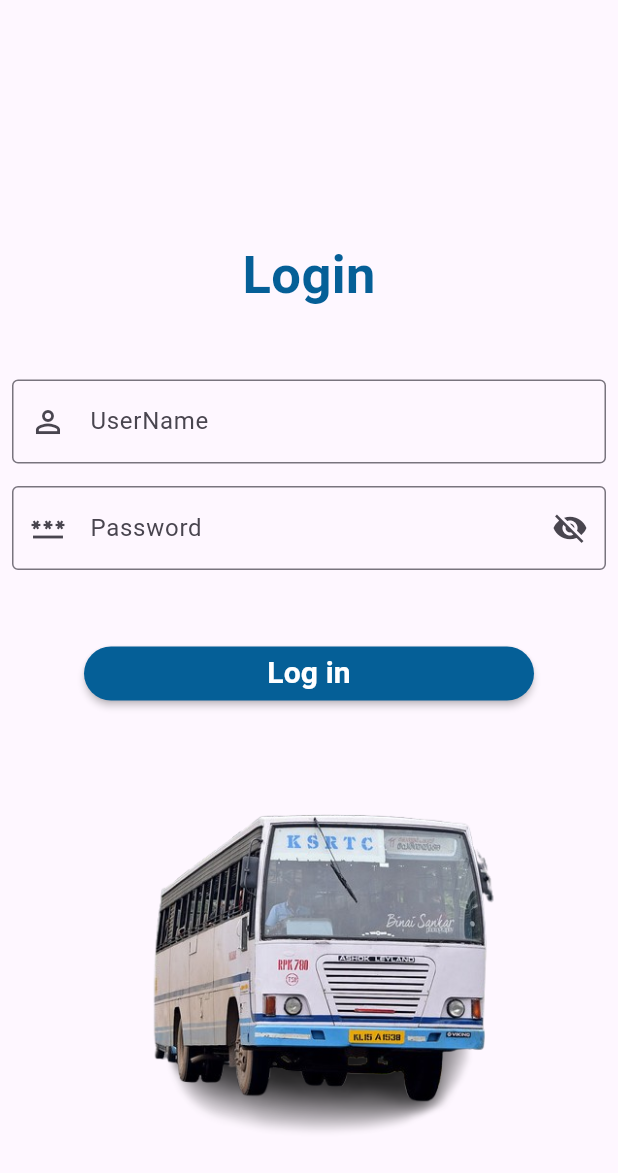
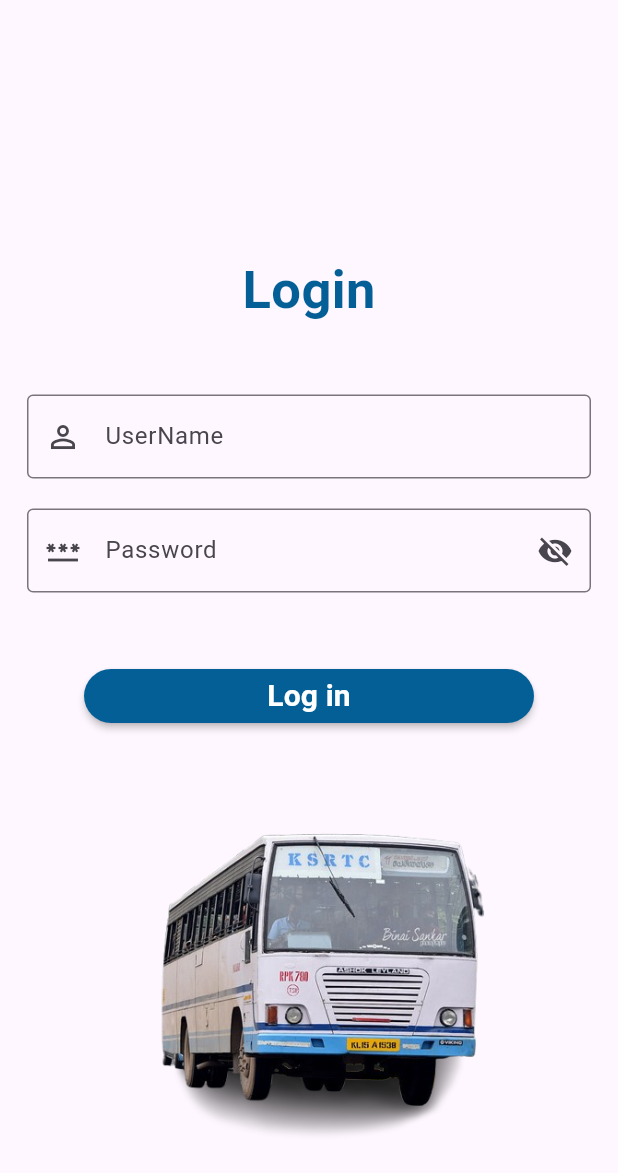
Before and after one commit to gitmen321/ksrtcegapp, a Flutter app: the LoginPage screen opened directly, on a phone screen of 412 x 824 dp. Shown: the top 1173 px of the screen. Run offline on Flutter 3.47's test engine with Material 3 defaults, Android fonts, the light colour scheme and no system bars; our stand-ins replace google_fonts, shared_preferences; missing offline and left inert: mongo_dart; accounts and stored records are empty; Roboto replaces fonts that are missing (Sahitya).

Commit message:
login page modified

```diff
--- a/lib/main.dart
+++ b/lib/main.dart
@@ -1,6 +1,7 @@
 // lib/main.dart
 import 'package:flutter/material.dart';
 import 'package:ksrtcegapp/screens/dashboard_screen.dart';
+import 'package:ksrtcegapp/screens/login_screen.dart';
 import 'package:ksrtcegapp/services/mongo_db_service.dart';
 
 void main() async {
@@ -29,7 +30,8 @@ class MyApp extends StatelessWidget {
       theme: ThemeData(
         primarySwatch: Colors.blue,
       ),
-      home: DashboardScreen(),
+      //home: DashboardScreen(),
+      home: LoginPage(),
       debugShowCheckedModeBanner: false, // Disable debug banner
     );
   }
--- a/lib/screens/login_screen.dart
+++ b/lib/screens/login_screen.dart
@@ -20,7 +20,7 @@ class _LoginPageState extends State<LoginPage> {
     return Scaffold(
       // backgroundColor: Colors.yellow[100],
       body: Padding(
-        padding: const EdgeInsets.all(8.0),
+        padding: const EdgeInsets.all(18.0),
         child: SingleChildScrollView(
           child: Column(
            // mainAxisAlignment: MainAxisAlignment.center,
@@ -38,7 +38,7 @@ class _LoginPageState extends State<LoginPage> {
                 ),
               ),
               const SizedBox(
-                height: 15,
+                height: 20,
               ),
               // Text("Password"),
               TextField(
```
